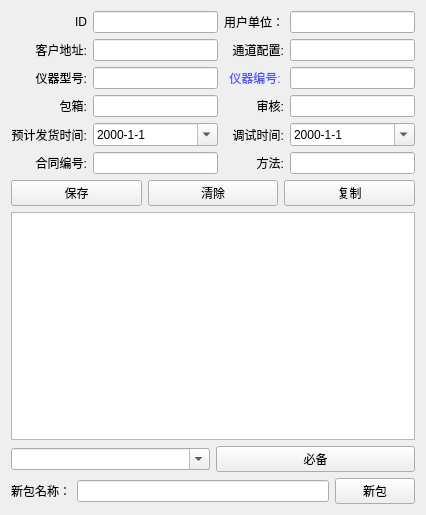
Old version of the form qt5_client_dj/contactEdit.ui in the repository mahongquan/parts.
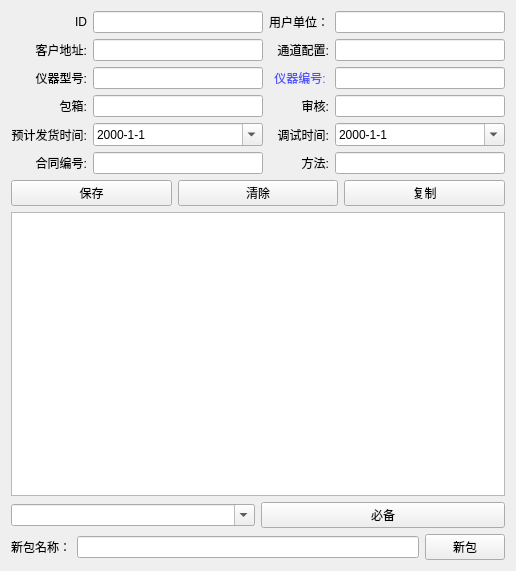
New version of the form.

```diff
--- a/qt5_client_dj/contactEdit.ui
+++ b/qt5_client_dj/contactEdit.ui
@@ -6,8 +6,8 @@
    <rect>
     <x>0</x>
     <y>0</y>
-    <width>426</width>
-    <height>515</height>
+    <width>516</width>
+    <height>571</height>
    </rect>
   </property>
   <property name="windowTitle">
```
